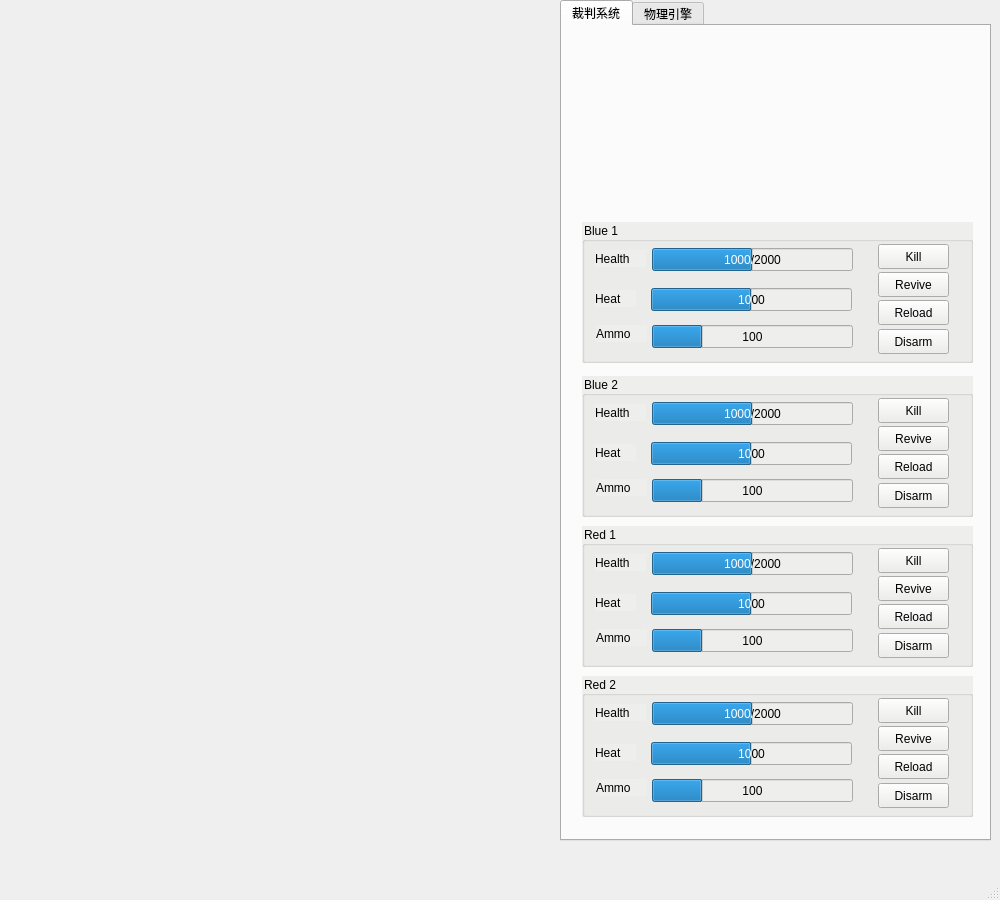
Above: src/hero_interface/ui/main_window.ui from chalkchalk/1CRA_HER0 before the change. Below: the same form after it.
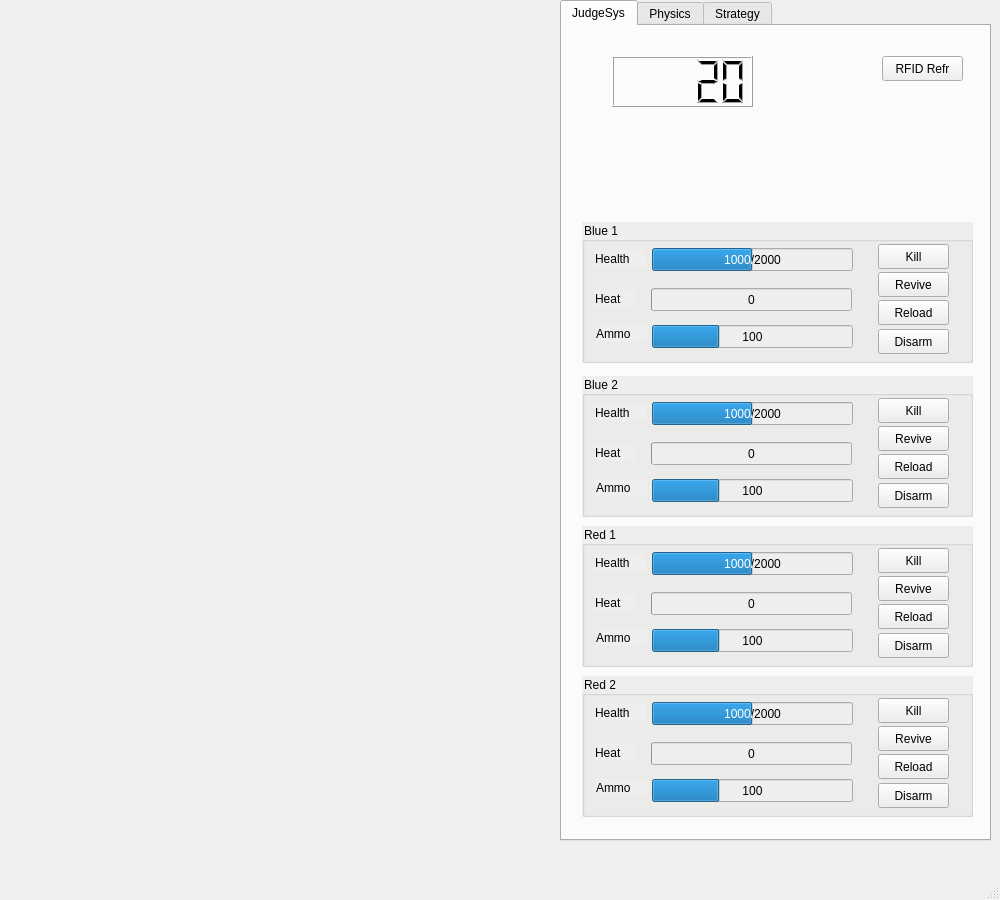
That is the form after the change. Icons and pictures are not drawn.

```diff
--- a/src/hero_interface/ui/main_window.ui
+++ b/src/hero_interface/ui/main_window.ui
@@ -64,7 +64,7 @@
     </property>
     <widget class="QWidget" name="tab">
      <attribute name="title">
-      <string>裁判系统</string>
+      <string>JudgeSys</string>
      </attribute>
      <widget class="QGroupBox" name="groupBoxBlue1">
       <property name="geometry">
@@ -151,10 +151,10 @@
         <string notr="true"/>
        </property>
        <property name="maximum">
-        <number>2000</number>
+        <number>360</number>
        </property>
        <property name="value">
-        <number>1000</number>
+        <number>0</number>
        </property>
        <property name="format">
         <string>%v</string>
@@ -209,7 +209,7 @@
         </rect>
        </property>
        <property name="maximum">
-        <number>400</number>
+        <number>300</number>
        </property>
        <property name="value">
         <number>100</number>
@@ -330,10 +330,10 @@
         <string notr="true"/>
        </property>
        <property name="maximum">
-        <number>2000</number>
+        <number>360</number>
        </property>
        <property name="value">
-        <number>1000</number>
+        <number>0</number>
        </property>
        <property name="format">
         <string>%v</string>
@@ -388,7 +388,7 @@
         </rect>
        </property>
        <property name="maximum">
-        <number>400</number>
+        <number>300</number>
        </property>
        <property name="value">
         <number>100</number>
@@ -509,10 +509,10 @@
         <string notr="true"/>
        </property>
        <property name="maximum">
-        <number>2000</number>
+        <number>360</number>
        </property>
        <property name="value">
-        <number>1000</number>
+        <number>0</number>
        </property>
        <property name="format">
         <string>%v</string>
@@ -567,7 +567,7 @@
         </rect>
        </property>
        <property name="maximum">
-        <number>400</number>
+        <number>300</number>
        </property>
        <property name="value">
         <number>100</number>
@@ -688,10 +688,10 @@
         <string notr="true"/>
        </property>
        <property name="maximum">
-        <number>2000</number>
+        <number>360</number>
        </property>
        <property name="value">
-        <number>1000</number>
+        <number>0</number>
        </property>
        <property name="format">
         <string>%v</string>
@@ -746,7 +746,7 @@
         </rect>
        </property>
        <property name="maximum">
-        <number>400</number>
+        <number>300</number>
        </property>
        <property name="value">
         <number>100</number>
@@ -782,10 +782,53 @@
        </property>
       </widget>
      </widget>
+     <widget class="QPushButton" name="pushButtonRFID_Rfresh">
+      <property name="geometry">
+       <rect>
+        <x>320</x>
+        <y>30</y>
+        <width>81</width>
+        <height>25</height>
+       </rect>
+      </property>
+      <property name="text">
+       <string>RFID Refr</string>
+      </property>
+     </widget>
+     <widget class="QLCDNumber" name="lcdNumberTime">
+      <property name="geometry">
+       <rect>
+        <x>50</x>
+        <y>30</y>
+        <width>141</width>
+        <height>51</height>
+       </rect>
+      </property>
+      <property name="frameShape">
+       <enum>QFrame::Box</enum>
+      </property>
+      <property name="digitCount">
+       <number>5</number>
+      </property>
+      <property name="segmentStyle">
+       <enum>QLCDNumber::Filled</enum>
+      </property>
+      <property name="value" stdset="0">
+       <double>20.100000000000001</double>
+      </property>
+      <property name="intValue" stdset="0">
+       <number>20</number>
+      </property>
+     </widget>
     </widget>
     <widget class="QWidget" name="tab_2">
      <attribute name="title">
-      <string>物理引擎</string>
+      <string>Physics</string>
+     </attribute>
+    </widget>
+    <widget class="QWidget" name="tab_3">
+     <attribute name="title">
+      <string>Strategy</string>
      </attribute>
     </widget>
    </widget>
```
